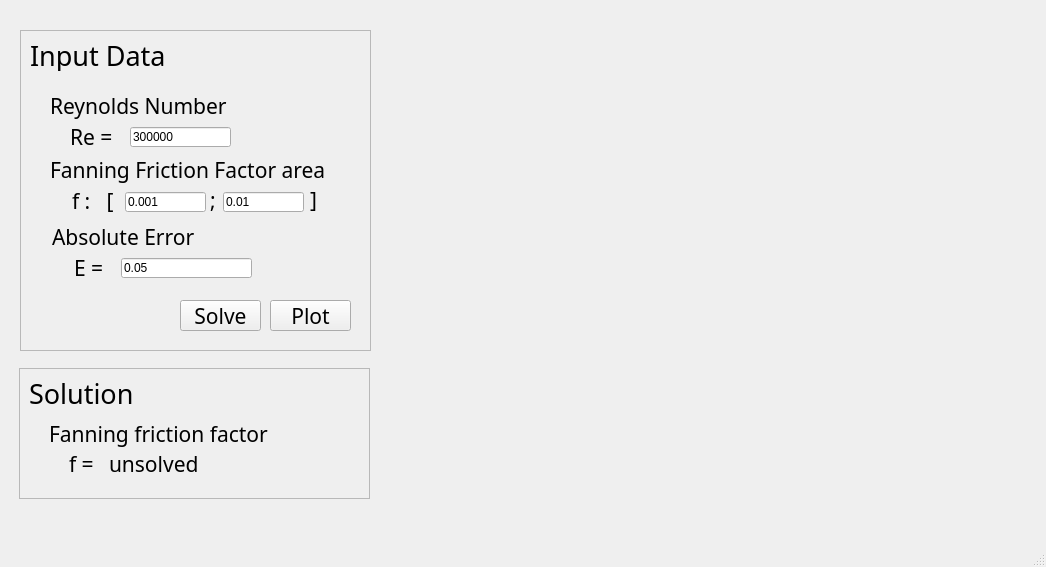
Old version of the form problem_8-34/interface.ui in the repository AzaFarr/lab_interface.
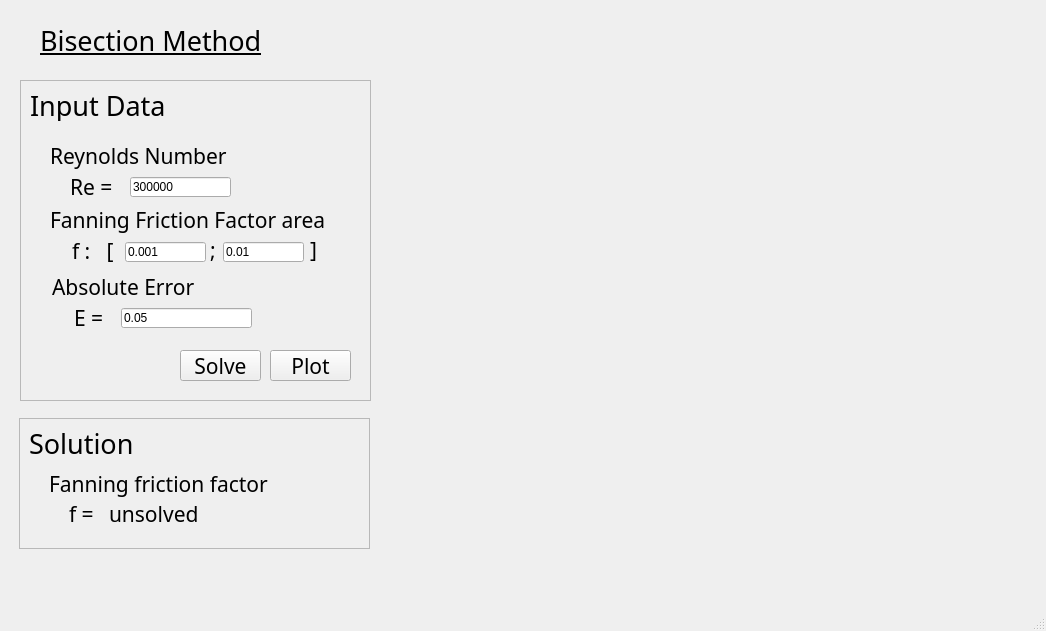
New version of the form. Icons and pictures are not drawn. Custom widgets are drawn as their Qt base class.

The edit to the form file:
```diff
--- a/problem_8-34/interface.ui
+++ b/problem_8-34/interface.ui
@@ -7,7 +7,7 @@
     <x>0</x>
     <y>0</y>
     <width>1046</width>
-    <height>567</height>
+    <height>631</height>
    </rect>
   </property>
   <property name="windowTitle">
@@ -23,7 +23,7 @@
     <property name="geometry">
      <rect>
       <x>20</x>
-      <y>30</y>
+      <y>80</y>
       <width>351</width>
       <height>321</height>
      </rect>
@@ -319,7 +319,7 @@
     <property name="geometry">
      <rect>
       <x>19</x>
-      <y>368</y>
+      <y>418</y>
       <width>351</width>
       <height>131</height>
      </rect>
@@ -411,12 +411,34 @@
     <property name="geometry">
      <rect>
       <x>380</x>
-      <y>30</y>
+      <y>80</y>
       <width>641</width>
       <height>471</height>
      </rect>
     </property>
    </widget>
+   <widget class="QLabel" name="label_11">
+    <property name="geometry">
+     <rect>
+      <x>40</x>
+      <y>20</y>
+      <width>311</width>
+      <height>40</height>
+     </rect>
+    </property>
+    <property name="font">
+     <font>
+      <family>Swis721 Hv BT</family>
+      <pointsize>20</pointsize>
+      <weight>50</weight>
+      <bold>false</bold>
+      <underline>true</underline>
+     </font>
+    </property>
+    <property name="text">
+     <string>Bisection Method</string>
+    </property>
+   </widget>
   </widget>
   <widget class="QMenuBar" name="menubar">
    <property name="geometry">
```
